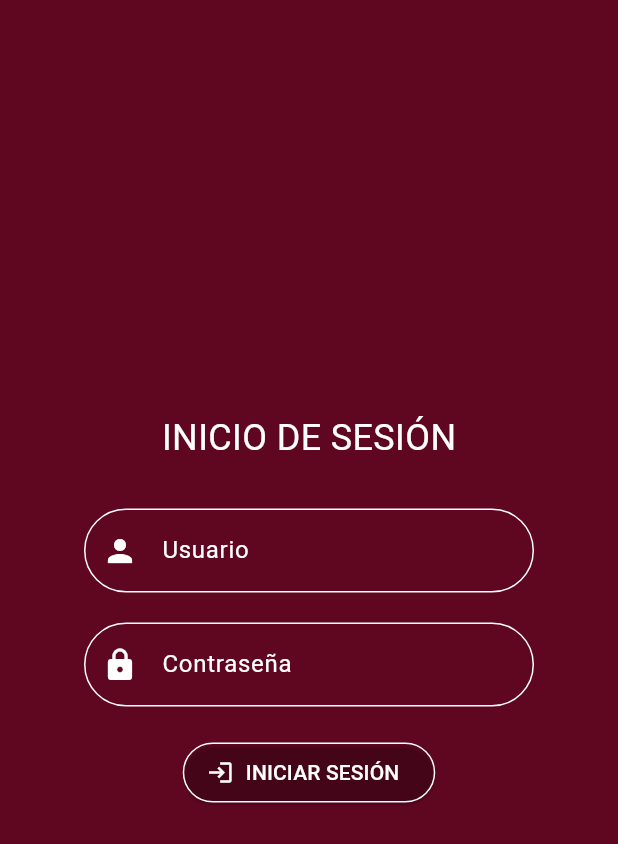
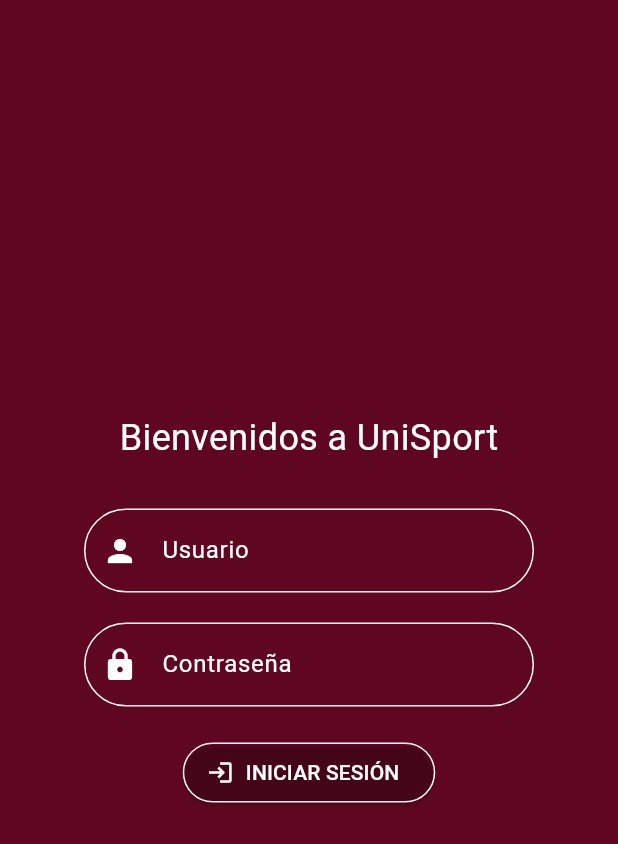
Before and after one commit to SebasProgramer/UniSport, a Flutter app: the screen it shows after launch, on a phone screen of 412 x 824 dp. Shown: the top 844 px of the screen. Run offline on Flutter 3.47's test engine with Material 3 defaults, Android fonts, the phone set to English and light mode, and no system bars; our stand-ins replace camera.

Commit message:
login con usuario

```diff
--- a/lib/login_screen.dart
+++ b/lib/login_screen.dart
@@ -33,6 +33,7 @@ class MainScreen extends StatelessWidget {
       icon: Icon(icon, color: Colors.white),
       label: Text(title),
       onPressed: () async {
+        if (title == 'REGISTRAR JUGADOR' || title == 'VERIFICAR JUGADOR') {
           // Inicializa la cámara aquí
           final cameras = await availableCameras();
           final controller = CameraController(
@@ -46,6 +47,7 @@ class MainScreen extends StatelessWidget {
             context,
             MaterialPageRoute(builder: (context) => CameraScreen()),
           );
+        }
       },
       style: ElevatedButton.styleFrom(
         foregroundColor: Colors.white,
--- a/lib/main.dart
+++ b/lib/main.dart
@@ -1,7 +1,6 @@
 import 'package:flutter/material.dart';
 import 'login_screen.dart';
 import 'camara_screen.dart'; // Importa la pantalla CameraScreen
-
 
 void main() => runApp(MyApp());
 
@@ -19,7 +18,20 @@ class MyApp extends StatelessWidget {
   }
 }
 
-class LoginScreen extends StatelessWidget {
+class LoginScreen extends StatefulWidget {
+  @override
+  _LoginScreenState createState() => _LoginScreenState();
+}
+
+class _LoginScreenState extends State<LoginScreen> {
+  // Correo y contraseña predeterminados
+  final String defaultEmail = 'admin@gmail.com';
+  final String defaultPassword = '123456';
+
+  // Controladores para los campos de texto
+  final emailController = TextEditingController();
+  final passwordController = TextEditingController();
+
   @override
   Widget build(BuildContext context) {
     return Scaffold(
@@ -29,12 +41,13 @@ class LoginScreen extends StatelessWidget {
           mainAxisAlignment: MainAxisAlignment.center,
           children: <Widget>[
             Text(
-              'INICIO DE SESIÓN',
+              'Bienvenidos a UniSport',
               style: TextStyle(color: Colors.white, fontSize: 24),
             ),
             SizedBox(height: 20),
-            _buildTextField(context, 'Usuario', Icons.person),
-            _buildTextField(context, 'Contraseña', Icons.lock),
+            _buildTextField(context, 'Usuario', Icons.person, emailController),
+            _buildTextField(
+                context, 'Contraseña', Icons.lock, passwordController),
             _buildButton(context, 'INICIAR SESIÓN', Icons.login),
           ],
         ),
@@ -42,11 +55,15 @@ class LoginScreen extends StatelessWidget {
     );
   }
 
-  Widget _buildTextField(BuildContext context, String title, IconData icon) {
+  Widget _buildTextField(BuildContext context, String title, IconData icon,
+      TextEditingController controller) {
     return Container(
       margin: EdgeInsets.all(10),
       width: 300,
       child: TextField(
+        controller: controller,
+        obscureText: title ==
+            'Contraseña', // Oculta el texto si es el campo de la contraseña
         decoration: InputDecoration(
           labelText: title,
           labelStyle: TextStyle(color: Colors.white),
@@ -72,10 +89,18 @@ class LoginScreen extends StatelessWidget {
         icon: Icon(icon, color: Colors.white),
         label: Text(title),
         onPressed: () {
-          Navigator.push(
-            context,
-            MaterialPageRoute(builder: (context) => CameraScreen()),
-          );
+          if (emailController.text == defaultEmail &&
+              passwordController.text == defaultPassword) {
+            Navigator.push(
+              context,
+              MaterialPageRoute(builder: (context) => MainScreen()),
+            );
+          } else {
+            // Muestra un mensaje de error si el correo o la contraseña son incorrectos
+            ScaffoldMessenger.of(context).showSnackBar(
+              SnackBar(content: Text('Correo o contraseña incorrectos')),
+            );
+          }
         },
         style: ElevatedButton.styleFrom(
           foregroundColor: Colors.white,
```
Lines whose indentation alone changed are shown as unchanged.
